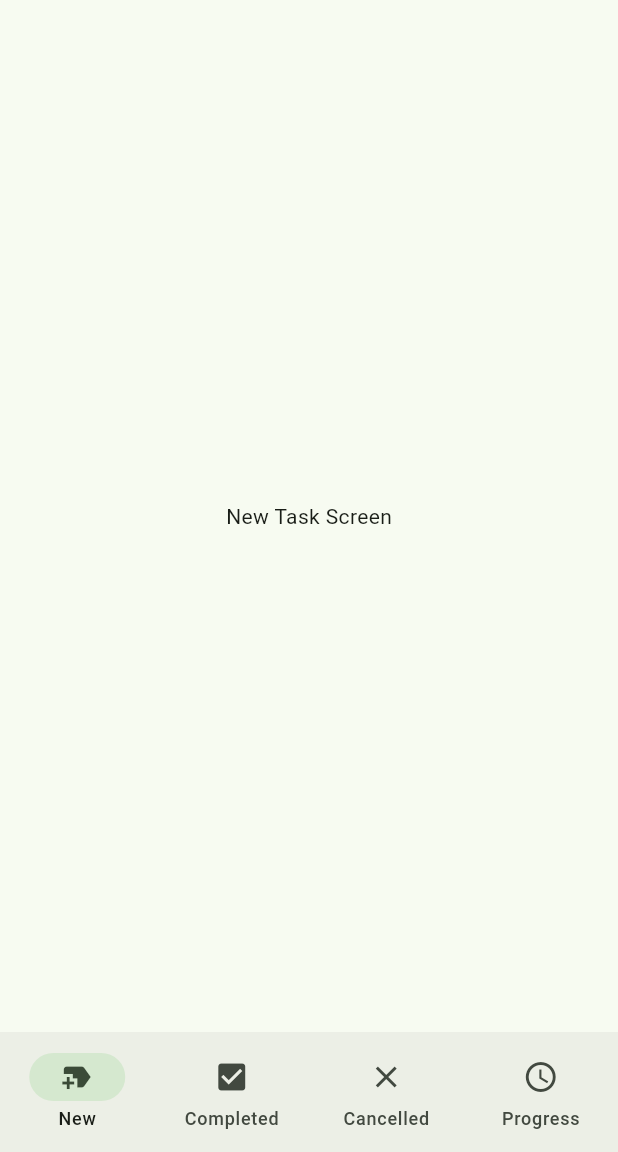
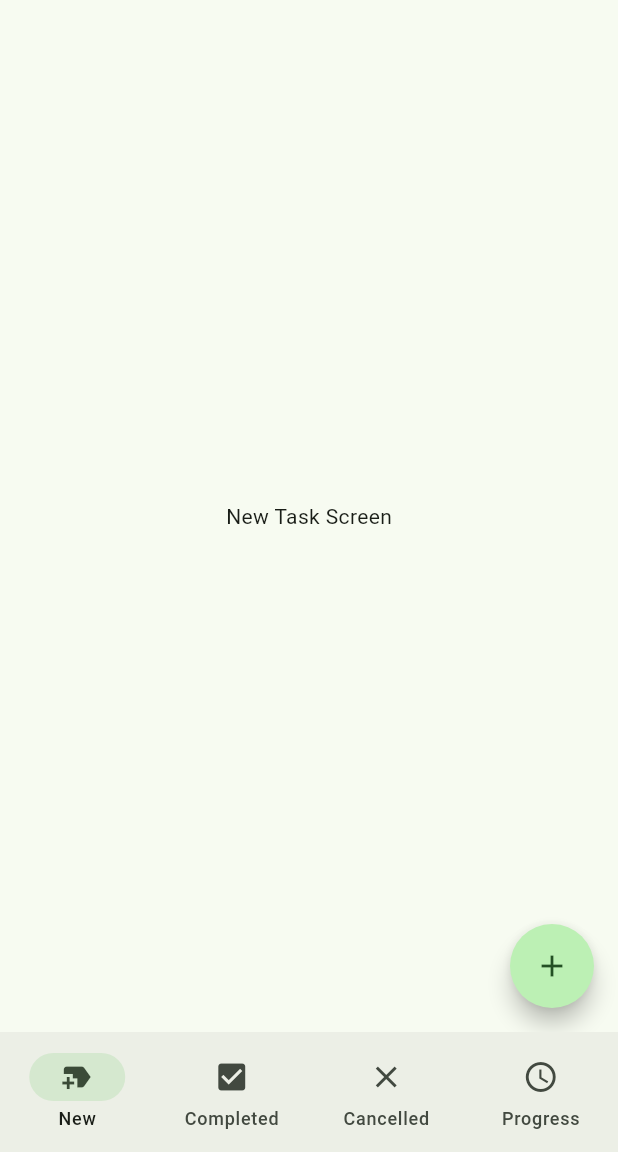
Before and after one commit to khandakerahsunhabib/task_manager, a Flutter app: the screen it shows after launch, after a tap on the "arrow circle right" icon, on a phone screen of 412 x 824 dp, the part 84-1236 px from its top. Run offline on Flutter 3.47's test engine with Material 3 defaults, Android fonts, the phone set to English and light mode, and no system bars; our stand-ins replace flutter_svg, pin_code_fields.

Commit message:
add new task screen added

```diff
--- a/lib/ui/screens/new_task_screen.dart
+++ b/lib/ui/screens/new_task_screen.dart
@@ -1,9 +1,36 @@
 import 'package:flutter/material.dart';
-class NewTaskScreen extends StatelessWidget {
+import 'package:task_manager/ui/screens/add_new_task_screen.dart';
+
+class NewTaskScreen extends StatefulWidget {
   const NewTaskScreen({super.key});
 
   @override
+  State<NewTaskScreen> createState() => _NewTaskScreenState();
+}
+
+class _NewTaskScreenState extends State<NewTaskScreen> {
+  @override
   Widget build(BuildContext context) {
-    return const Center(child: Text('New Task Screen'),);
+    return Scaffold(
+      body: const Center(
+        child: Text('New Task Screen'),
+      ),
+      floatingActionButton: FloatingActionButton(
+        shape: const StadiumBorder(),
+        onPressed: _onTapAddFAB,
+        child: const Icon(
+          Icons.add,
+        ),
+      ),
+    );
+  }
+
+  void _onTapAddFAB() {
+    Navigator.push(
+      context,
+      MaterialPageRoute(
+        builder: (context) => const AddNewTaskScreen(),
+      ),
+    );
   }
 }
```
Also changed, not shown: lib/ui/screens/add_new_task_screen.dart (added, +60 -0 lines).
